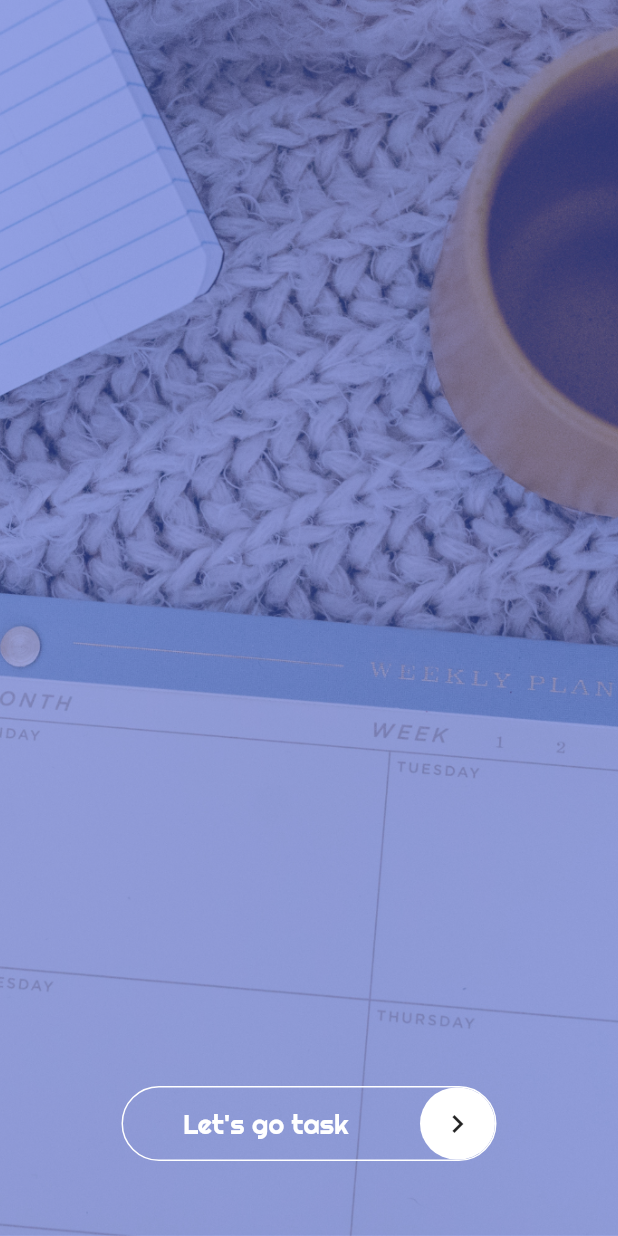
After one commit to LeandroSimo/task-app, a Flutter app: the screen it shows after launch, on a phone screen of 412 x 824 dp. The commit adds this screen. Run offline on Flutter 3.47's test engine with Material 2 defaults, Android fonts, the phone set to English and light mode, and no system bars; our stand-ins replace mobx; generated files the repository leaves out were written again; project files that could hold a hidden picture were left out.

Commit message:
Initial Welcome Screen

```diff
--- a/lib/app/view/home/home.dart
+++ b/lib/app/view/home/home.dart
@@ -1,5 +1,4 @@
 import 'package:flutter/material.dart';
-import 'package:flutter_mobx/flutter_mobx.dart';
 import 'package:intl/date_symbol_data_local.dart';
 import 'package:intl/intl.dart';
 
@@ -103,13 +102,11 @@ class _HomeState extends State<Home> {
 
     return Scaffold(
       appBar: _appBar(),
-      body: Observer(
-        builder: (_) => ListTask(
-          _listTask,
-          _handleSwitchChange,
-          _isPortrait,
-          _removeItem,
-        ),
+      body: ListTask(
+        _listTask,
+        _handleSwitchChange,
+        _isPortrait,
+        _removeItem,
       ),
       floatingActionButton: FloatingActionButton(
         onPressed: _handleAddPress,
--- /dev/null
+++ b/lib/app/view/screens/screen_preview_home.dart
@@ -0,0 +1,66 @@
+import 'package:flutter/material.dart';
+
+class ScreenPreviewHome extends StatelessWidget {
+  Widget _buttonNext(BuildContext context) {
+    return Padding(
+      padding: EdgeInsets.only(bottom: 50),
+      child: Center(
+        child: Container(
+          height: 50,
+          width: 250,
+          decoration: BoxDecoration(
+            border: Border.all(
+              color: Colors.white,
+            ),
+            borderRadius: BorderRadius.circular(30),
+          ),
+          child: Row(
+            mainAxisAlignment: MainAxisAlignment.spaceBetween,
+            children: [
+              Padding(
+                padding: EdgeInsets.only(left: 40),
+                child: Text(
+                  'Let\'s go task',
+                  style: TextStyle(
+                    fontSize: 18,
+                    color: Colors.white,
+                  ),
+                ),
+              ),
+              Container(
+                height: 50,
+                width: 50,
+                decoration: BoxDecoration(
+                  color: Colors.white,
+                  borderRadius: BorderRadius.circular(25),
+                ),
+                child: IconButton(
+                  onPressed: () {},
+                  icon: Icon(Icons.keyboard_arrow_right_outlined),
+                ),
+              ),
+            ],
+          ),
+        ),
+      ),
+    );
+  }
+
+  @override
+  Widget build(BuildContext context) {
+    return Scaffold(
+      body: Container(
+        decoration: BoxDecoration(
+          image: DecorationImage(
+            image: AssetImage('lib/assets/images/task.png'),
+            fit: BoxFit.cover,
+          ),
+        ),
+        child: Column(
+          mainAxisAlignment: MainAxisAlignment.end,
+          children: [_buttonNext(context)],
+        ),
+      ),
+    );
+  }
+}
--- a/lib/main.dart
+++ b/lib/main.dart
@@ -1,5 +1,6 @@
 import 'package:flutter/material.dart';
 import 'package:task_app/app/view/home/home.dart';
+import 'package:task_app/app/view/screens/screen_preview_home.dart';
 
 void main() {
   runApp(const MyApp());
@@ -12,6 +13,11 @@ class MyApp extends StatelessWidget {
   Widget build(BuildContext context) {
     final ThemeData theme = ThemeData();
     return MaterialApp(
+      initialRoute: '/',
+      routes: {
+        "/": (_) => ScreenPreviewHome(),
+        "home": (_) => Home(),
+      },
       debugShowCheckedModeBanner: false,
       title: 'Task App',
       theme: theme.copyWith(
@@ -33,7 +39,6 @@ class MyApp extends StatelessWidget {
           ),
         ),
       ),
-      home: Home(),
     );
   }
 }
--- a/pubspec.yaml
+++ b/pubspec.yaml
@@ -36,6 +36,7 @@ dependencies:
   intl: ^0.17.0
   mobx: ^2.0.7+2
   flutter_mobx: ^2.0.6+1
+
 
 dev_dependencies:
   flutter_test:
```
